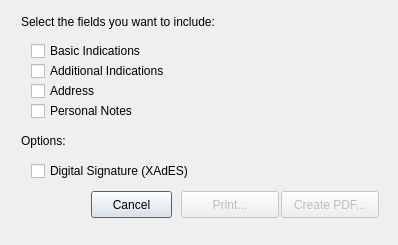
12019/svn.gov.pt, file _src/eidmw/eidgui/dlgPrint.ui: the form before one commit.
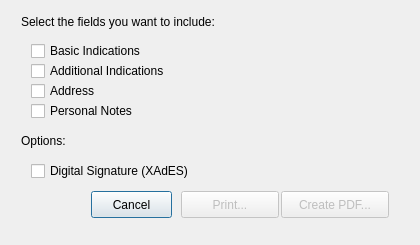
The form after the commit. Icons and pictures are not drawn.

```diff
--- a/_src/eidmw/eidgui/dlgPrint.ui
+++ b/_src/eidmw/eidgui/dlgPrint.ui
@@ -6,7 +6,7 @@
    <rect>
     <x>0</x>
     <y>0</y>
-    <width>398</width>
+    <width>420</width>
     <height>245</height>
    </rect>
   </property>
@@ -161,7 +161,7 @@
        <rect>
         <x>270</x>
         <y>180</y>
-        <width>98</width>
+        <width>108</width>
         <height>27</height>
        </rect>
       </property>
```
